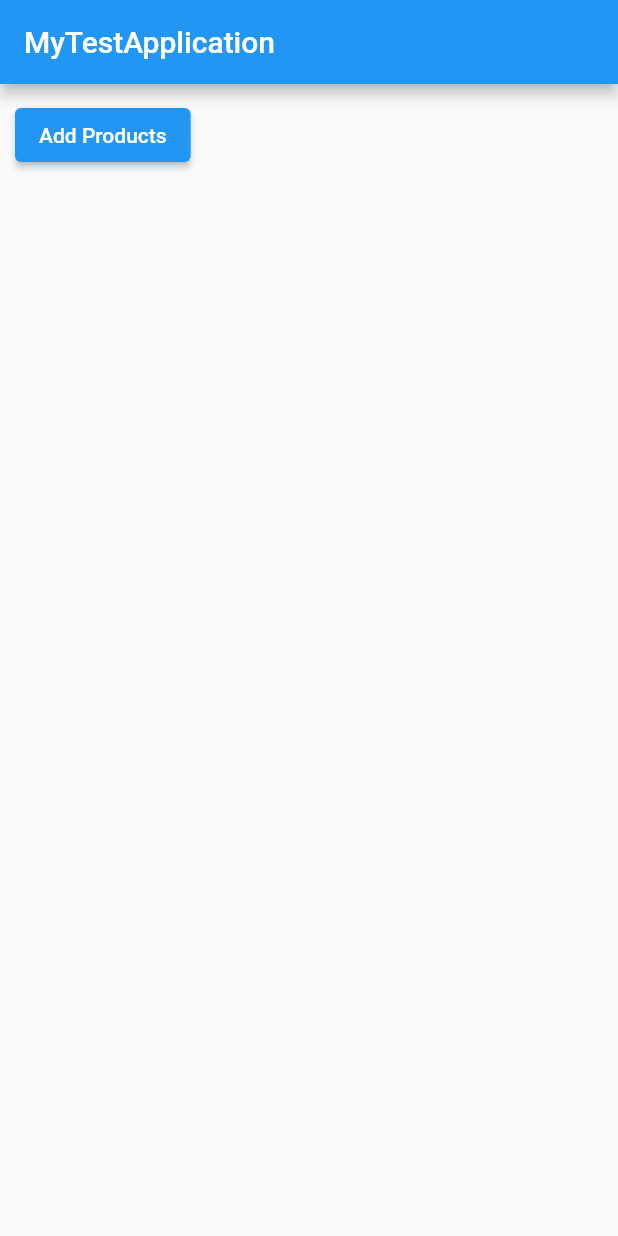
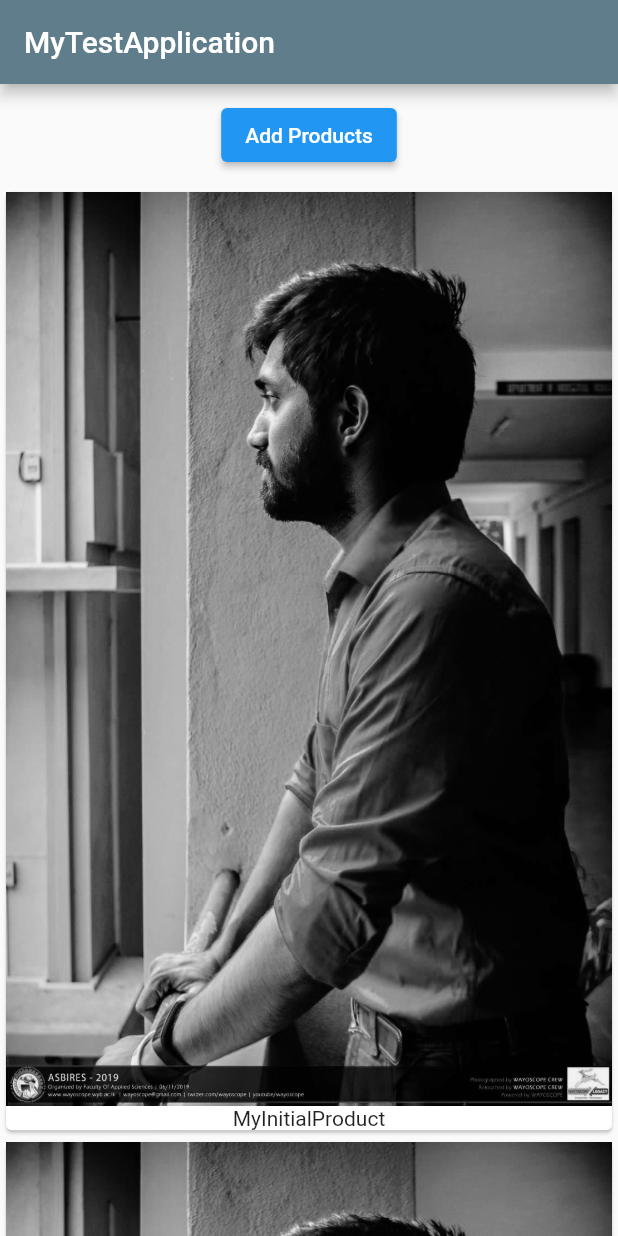
Before and after one commit to sachin96Boy/DemoApplicationIEEEWUSL, a Flutter app: the screen it shows after launch, after a tap on "Add Products", on a phone screen of 412 x 824 dp. Run offline on Flutter 3.47's test engine with Material 2 defaults, Android fonts, the phone set to English and light mode, and no system bars.

Commit message:
feat: finish ceating components

```diff
--- a/lib/main.dart
+++ b/lib/main.dart
@@ -7,12 +7,15 @@ class MyApp extends StatelessWidget {
   @override
   Widget build(BuildContext context) {
     return MaterialApp(
+      theme: ThemeData(primarySwatch: Colors.blueGrey),
       home: Scaffold(
         appBar: AppBar(
           title: Text('MyTestApplication'),
         ),
-        body: SingleChildScrollView(
-          child: ProductManager(),
+        body: Center(
+          child: SingleChildScrollView(
+            child: ProductManager('MyInitialProduct'),
+          ),
         ),
       ),
     );
--- a/lib/product_manager.dart
+++ b/lib/product_manager.dart
@@ -1,29 +1,43 @@
 import 'package:flutter/material.dart';
-import 'package:my_tutorial_app/products.dart';
+
+
+import '../widgets/product_control.dart';
+import 'products.dart';
 
 class ProductManager extends StatefulWidget {
-  const ProductManager({Key? key}) : super(key: key);
+  final String startingProduct;
+  ProductManager(this.startingProduct);
 
   @override
   _ProductManagerState createState() => _ProductManagerState();
 }
 
 class _ProductManagerState extends State<ProductManager> {
-  List<String> _products = ['first product', 'seond product'];
+  List<String> _products = [];
+
+  @override
+  void initState() {
+    // TODO: implement initState
+    _products.add(widget.startingProduct);
+    super.initState();
+  }
+
+  void _addProduct(String product) {
+    setState(() {
+      _products.add(product);
+    });
+  }
 
   @override
   Widget build(BuildContext context) {
-    return Container(
-      margin: EdgeInsets.all(10.0),
-      child: ElevatedButton(
-        child: Text('Add Products'),
-        onPressed: () {
-          setState(() {
-            _products.add('new-value');
-          });
-          Products(_products);
-        },
-      ),
+    return Column(
+      children: [
+        Container(
+          margin: EdgeInsets.all(10.0),
+          child: ProductControl(_addProduct),
+        ),
+        Products(_products),
+      ],
     );
   }
 }
--- /dev/null
+++ b/lib/widgets/product_control.dart
@@ -0,0 +1,20 @@
+import 'package:flutter/material.dart';
+
+class ProductControl extends StatelessWidget {
+  final Function addProducts;
+
+  ProductControl(this.addProducts);
+
+  @override
+  Widget build(BuildContext context) {
+    return ElevatedButton(
+      style: ElevatedButton.styleFrom(
+        primary: Colors.blue,
+      ),
+      child: Text('Add Products'),
+      onPressed: () {
+        addProducts('NewItem added');
+      },
+    );
+  }
+}
```
